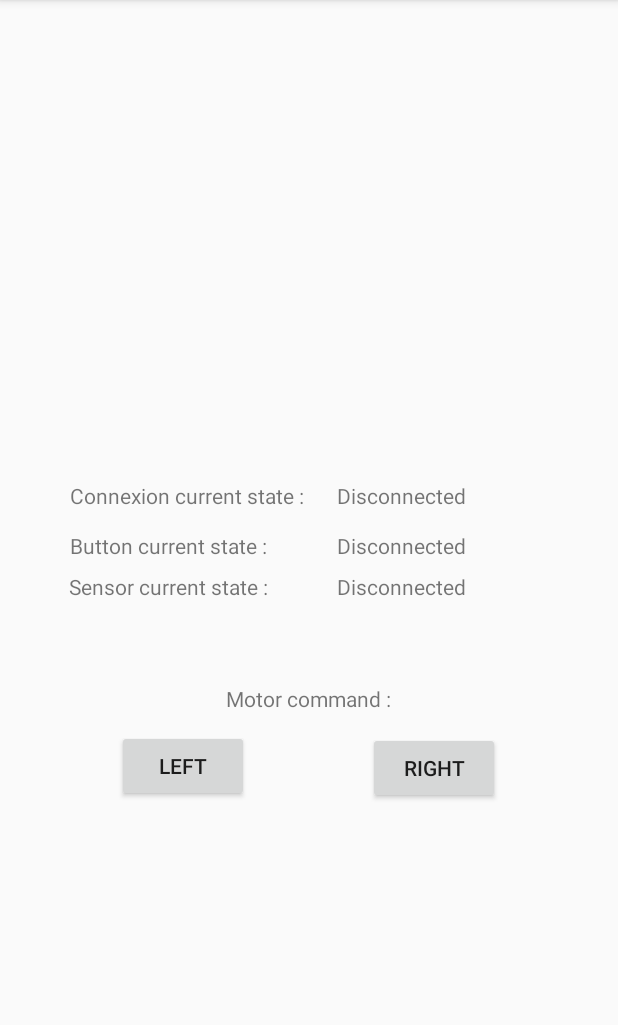
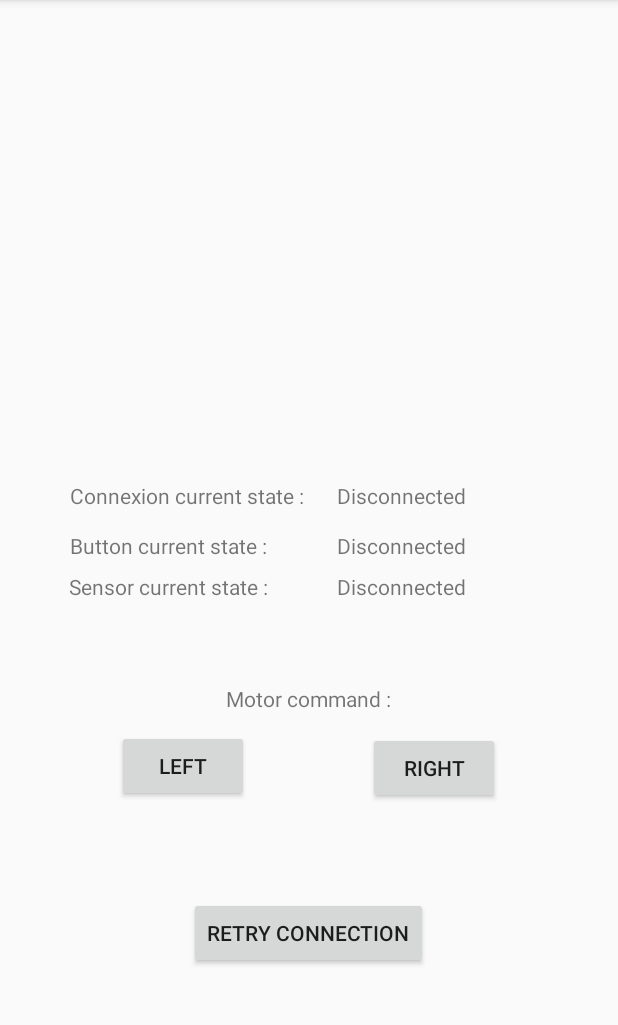
Before and after one commit to kalahel/ReseauDeTerrainAndroid, an Android app: the screen it shows after launch (MainActivity), on a phone screen of 412 x 824 dp, the part 84-1109 px from its top. Run offline under Robolectric (Android 15) with nearby library versions, the phone set to English and light mode, and no system bars; 1 statement that could not run was skipped.

```diff
--- a/app/src/main/java/com/ucp/reseaudeterrain/network/services/NetworkBackendService.java
+++ b/app/src/main/java/com/ucp/reseaudeterrain/network/services/NetworkBackendService.java
@@ -121,6 +121,12 @@ public class NetworkBackendService extends Service {
         //this.sendMessageToServer("BPING");
     }
 
+    public void reEstablishConnection(){
+        this.clientInterfaceTCP = new ClientInterfaceTCP(this);
+        Log.d(CLASS_TAG, "Trying To reconnect");
+        new Thread(new BackgroundRunnableConnection(this, this.clientInterfaceTCP)).start();
+    }
+
     /**
      * Will use a thread to send a message to the server
      *
--- a/app/src/main/res/layout/activity_main.xml
+++ b/app/src/main/res/layout/activity_main.xml
@@ -114,4 +114,15 @@
         app:layout_constraintStart_toStartOf="@+id/buttonStateView"
         app:layout_constraintTop_toTopOf="@+id/connexionTextView"
         app:layout_constraintVertical_bias="0.0" />
+
+    <Button
+        android:id="@+id/retryConnectionButton"
+        android:layout_width="wrap_content"
+        android:layout_height="wrap_content"
+        android:text="Retry connection"
+        android:onClick="retryConnection"
+        app:layout_constraintBottom_toBottomOf="parent"
+        app:layout_constraintEnd_toEndOf="@+id/rightCommandButton"
+        app:layout_constraintStart_toStartOf="@+id/leftCommandButton"
+        app:layout_constraintTop_toBottomOf="@+id/motorControlText" />
 </androidx.constraintlayout.widget.ConstraintLayout>
```
Also changed, not shown: app/src/main/java/com/ucp/reseaudeterrain/MainActivity.java (+19 -4 lines).
